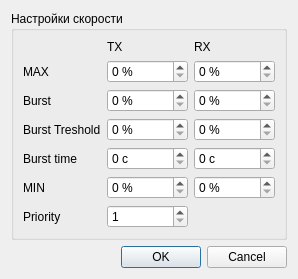
This is mdi/forms/limit_speed_shange.ui in brat002/ExpertBilling as Qt 5 draws it before an edit. The edited form follows.
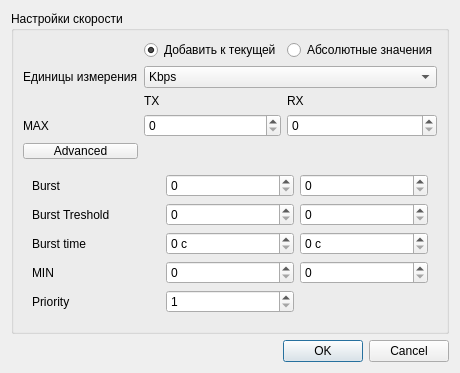
This is the edited form.

```diff
--- a/mdi/forms/limit_speed_shange.ui
+++ b/mdi/forms/limit_speed_shange.ui
@@ -1,59 +1,98 @@
 <ui version="4.0" >
  <class>Dialog</class>
- <widget class="QDialog" name="Dialog" >
-  <property name="geometry" >
+ <widget class="QDialog" name="Dialog">
+  <property name="geometry">
    <rect>
     <x>0</x>
     <y>0</y>
-    <width>297</width>
-    <height>256</height>
+    <width>421</width>
+    <height>349</height>
    </rect>
   </property>
-  <property name="windowTitle" >
+  <property name="sizePolicy">
+   <sizepolicy hsizetype="Expanding" vsizetype="Expanding">
+    <horstretch>0</horstretch>
+    <verstretch>0</verstretch>
+   </sizepolicy>
+  </property>
+  <property name="windowTitle">
    <string>Изменить скорость</string>
   </property>
-  <layout class="QGridLayout" name="gridLayout" >
-   <item row="1" column="0" >
-    <widget class="QDialogButtonBox" name="buttonBox" >
-     <property name="orientation" >
-      <enum>Qt::Horizontal</enum>
-     </property>
-     <property name="standardButtons" >
-      <set>QDialogButtonBox::Cancel|QDialogButtonBox::Ok</set>
-     </property>
-    </widget>
-   </item>
-   <item row="0" column="0" >
-    <widget class="QGroupBox" name="groupBox_speed_settings" >
-     <property name="title" >
+  <layout class="QGridLayout" name="gridLayout">
+   <item row="0" column="0">
+    <widget class="QGroupBox" name="groupBox_speed_settings">
+     <property name="title">
       <string>Настройки скорости</string>
      </property>
-     <layout class="QGridLayout" name="gridLayout_2" >
-      <item row="0" column="1" >
-       <widget class="QLabel" name="label_tx" >
-        <property name="text" >
+     <layout class="QGridLayout" name="gridLayout_3">
+      <item row="0" column="2">
+       <widget class="QRadioButton" name="radioButton_speed_add">
+        <property name="text">
+         <string>Добавить к текущей</string>
+        </property>
+        <property name="checked">
+         <bool>true</bool>
+        </property>
+       </widget>
+      </item>
+      <item row="0" column="3">
+       <widget class="QRadioButton" name="radioButton_speed_abs">
+        <property name="text">
+         <string>Абсолютные значения</string>
+        </property>
+       </widget>
+      </item>
+      <item row="1" column="0" colspan="2">
+       <widget class="QLabel" name="label">
+        <property name="text">
+         <string>Единицы измерения</string>
+        </property>
+       </widget>
+      </item>
+      <item row="1" column="2" colspan="2">
+       <widget class="QComboBox" name="comboBox_unit">
+        <item>
+         <property name="text">
+          <string>Kbps</string>
+         </property>
+        </item>
+        <item>
+         <property name="text">
+          <string>Mbps</string>
+         </property>
+        </item>
+        <item>
+         <property name="text">
+          <string>% от текущей скорости</string>
+         </property>
+        </item>
+       </widget>
+      </item>
+      <item row="2" column="2">
+       <widget class="QLabel" name="label_tx">
+        <property name="text">
          <string>TX</string>
         </property>
        </widget>
       </item>
-      <item row="0" column="2" >
-       <widget class="QLabel" name="label_rx" >
-        <property name="text" >
+      <item row="2" column="3">
+       <widget class="QLabel" name="label_rx">
+        <property name="text">
          <string>RX</string>
         </property>
        </widget>
       </item>
-      <item row="1" column="0" >
-       <widget class="QLabel" name="label_max" >
-        <property name="text" >
+      <item row="3" column="0">
+       <widget class="QLabel" name="label_max">
+        <property name="text">
          <string>MAX</string>
         </property>
        </widget>
       </item>
-      <item row="1" column="1" >
-       <widget class="QSpinBox" name="spinBox_max_tx" >
-        <property name="suffix" >
-         <string> %</string>
+      <item row="3" column="2">
+       <widget class="QSpinBox" name="spinBox_max_tx">
+        <property name="suffix">
+         <string/>
         </property>
         <property name="prefix" >
          <string/>
@@ -63,150 +102,185 @@
         </property>
        </widget>
       </item>
-      <item row="3" column="0" >
-       <widget class="QLabel" name="label_burst_treshold" >
-        <property name="text" >
-         <string>Burst Treshold</string>
+      <item row="3" column="3">
+       <widget class="QSpinBox" name="spinBox_max_rx">
+        <property name="suffix">
+         <string/>
         </property>
-       </widget>
-      </item>
-      <item row="3" column="1" >
-       <widget class="QSpinBox" name="spinBox_burst_treshold_tx" >
-        <property name="suffix" >
-         <string> %</string>
-        </property>
-        <property name="maximum" >
+        <property name="maximum">
          <number>100000</number>
         </property>
        </widget>
       </item>
-      <item row="4" column="0" >
-       <widget class="QLabel" name="label_burst_time" >
-        <property name="text" >
-         <string>Burst time</string>
-        </property>
+      <item row="6" column="0" colspan="4">
+       <widget class="QWidget" name="widget_advanced" native="true">
+        <layout class="QGridLayout" name="gridLayout_2">
+         <item row="0" column="0">
+          <widget class="QLabel" name="label_burst">
+           <property name="text">
+            <string>Burst</string>
+           </property>
+          </widget>
+         </item>
+         <item row="0" column="1">
+          <widget class="QSpinBox" name="spinBox_burst_tx">
+           <property name="suffix">
+            <string/>
+           </property>
+           <property name="maximum">
+            <number>100000</number>
+           </property>
+          </widget>
+         </item>
+         <item row="0" column="2">
+          <widget class="QSpinBox" name="spinBox_burst_rx">
+           <property name="suffix">
+            <string/>
+           </property>
+           <property name="maximum">
+            <number>100000</number>
+           </property>
+          </widget>
+         </item>
+         <item row="1" column="0">
+          <widget class="QLabel" name="label_burst_treshold">
+           <property name="text">
+            <string>Burst Treshold</string>
+           </property>
+          </widget>
+         </item>
+         <item row="1" column="1">
+          <widget class="QSpinBox" name="spinBox_burst_treshold_tx">
+           <property name="suffix">
+            <string/>
+           </property>
+           <property name="maximum">
+            <number>100000</number>
+           </property>
+          </widget>
+         </item>
+         <item row="1" column="2">
+          <widget class="QSpinBox" name="spinBox_burst_treshold_rx">
+           <property name="suffix">
+            <string/>
+           </property>
+           <property name="maximum">
+            <number>100000</number>
+           </property>
+          </widget>
+         </item>
+         <item row="2" column="0">
+          <widget class="QLabel" name="label_burst_time">
+           <property name="text">
+            <string>Burst time</string>
+           </property>
+          </widget>
+         </item>
+         <item row="2" column="1">
+          <widget class="QSpinBox" name="spinBox_burst_time_tx">
+           <property name="suffix">
+            <string> c</string>
+           </property>
+           <property name="maximum">
+            <number>100000</number>
+           </property>
+          </widget>
+         </item>
+         <item row="2" column="2">
+          <widget class="QSpinBox" name="spinBox_burst_time_rx">
+           <property name="suffix">
+            <string> c</string>
+           </property>
+           <property name="prefix">
+            <string/>
+           </property>
+           <property name="maximum">
+            <number>100000</number>
+           </property>
+          </widget>
+         </item>
+         <item row="3" column="0">
+          <widget class="QLabel" name="label_min">
+           <property name="text">
+            <string>MIN</string>
+           </property>
+          </widget>
+         </item>
+         <item row="3" column="1">
+          <widget class="QSpinBox" name="spinBox_min_tx">
+           <property name="suffix">
+            <string/>
+           </property>
+           <property name="maximum">
+            <number>100000</number>
+           </property>
+          </widget>
+         </item>
+         <item row="3" column="2">
+          <widget class="QSpinBox" name="spinBox_min_rx">
+           <property name="suffix">
+            <string/>
+           </property>
+           <property name="maximum">
+            <number>100000</number>
+           </property>
+          </widget>
+         </item>
+         <item row="4" column="0">
+          <widget class="QLabel" name="label_priority">
+           <property name="text">
+            <string>Priority</string>
+           </property>
+          </widget>
+         </item>
+         <item row="4" column="1">
+          <widget class="QSpinBox" name="spinBox_priority">
+           <property name="minimum">
+            <number>1</number>
+           </property>
+           <property name="maximum">
+            <number>8</number>
+           </property>
+           <property name="value">
+            <number>1</number>
+           </property>
+          </widget>
+         </item>
+        </layout>
        </widget>
       </item>
-      <item row="4" column="1" >
-       <widget class="QSpinBox" name="spinBox_burst_time_tx" >
-        <property name="suffix" >
-         <string> c</string>
+      <item row="4" column="0" colspan="2">
+       <widget class="QPushButton" name="pushButton_advanced">
+        <property name="minimumSize">
+         <size>
+          <width>0</width>
+          <height>0</height>
+         </size>
         </property>
-        <property name="maximum" >
-         <number>100000</number>
+        <property name="maximumSize">
+         <size>
+          <width>16777215</width>
+          <height>16</height>
+         </size>
         </property>
-       </widget>
-      </item>
-      <item row="5" column="0" >
-       <widget class="QLabel" name="label_min" >
-        <property name="text" >
-         <string>MIN</string>
-        </property>
-       </widget>
-      </item>
-      <item row="5" column="1" >
-       <widget class="QSpinBox" name="spinBox_min_tx" >
-        <property name="suffix" >
-         <string> %</string>
-        </property>
-        <property name="maximum" >
-         <number>100000</number>
-        </property>
-       </widget>
-      </item>
-      <item row="6" column="0" >
-       <widget class="QLabel" name="label_priority" >
-        <property name="text" >
-         <string>Priority</string>
-        </property>
-       </widget>
-      </item>
-      <item row="6" column="1" >
-       <widget class="QSpinBox" name="spinBox_priority" >
-        <property name="minimum" >
-         <number>1</number>
-        </property>
-        <property name="maximum" >
-         <number>8</number>
-        </property>
-        <property name="value" >
-         <number>1</number>
-        </property>
-       </widget>
-      </item>
-      <item row="2" column="0" >
-       <widget class="QLabel" name="label_burst" >
-        <property name="text" >
-         <string>Burst</string>
-        </property>
-       </widget>
-      </item>
-      <item row="2" column="1" >
-       <widget class="QSpinBox" name="spinBox_burst_tx" >
-        <property name="suffix" >
-         <string> %</string>
-        </property>
-        <property name="maximum" >
-         <number>100000</number>
-        </property>
-       </widget>
-      </item>
-      <item row="1" column="2" >
-       <widget class="QSpinBox" name="spinBox_max_rx" >
-        <property name="suffix" >
-         <string> %</string>
-        </property>
-        <property name="maximum" >
-         <number>100000</number>
-        </property>
-       </widget>
-      </item>
-      <item row="2" column="2" >
-       <widget class="QSpinBox" name="spinBox_burst_rx" >
-        <property name="suffix" >
-         <string> %</string>
-        </property>
-        <property name="maximum" >
-         <number>100000</number>
-        </property>
-       </widget>
-      </item>
-      <item row="3" column="2" >
-       <widget class="QSpinBox" name="spinBox_burst_treshold_rx" >
-        <property name="suffix" >
-         <string> %</string>
-        </property>
-        <property name="maximum" >
-         <number>100000</number>
-        </property>
-       </widget>
-      </item>
-      <item row="4" column="2" >
-       <widget class="QSpinBox" name="spinBox_burst_time_rx" >
-        <property name="suffix" >
-         <string> c</string>
-        </property>
-        <property name="prefix" >
-         <string/>
-        </property>
-        <property name="maximum" >
-         <number>100000</number>
-        </property>
-       </widget>
-      </item>
-      <item row="5" column="2" >
-       <widget class="QSpinBox" name="spinBox_min_rx" >
-        <property name="suffix" >
-         <string> %</string>
-        </property>
-        <property name="maximum" >
-         <number>100000</number>
+        <property name="text">
+         <string>Advanced</string>
         </property>
        </widget>
       </item>
      </layout>
     </widget>
    </item>
+   <item row="1" column="0">
+    <widget class="QDialogButtonBox" name="buttonBox">
+     <property name="orientation">
+      <enum>Qt::Horizontal</enum>
+     </property>
+     <property name="standardButtons">
+      <set>QDialogButtonBox::Cancel|QDialogButtonBox::Ok</set>
+     </property>
+    </widget>
+   </item>
   </layout>
  </widget>
  <resources/>
```
Left out of the diff: 15 changed lines with no effect on the pictures.
